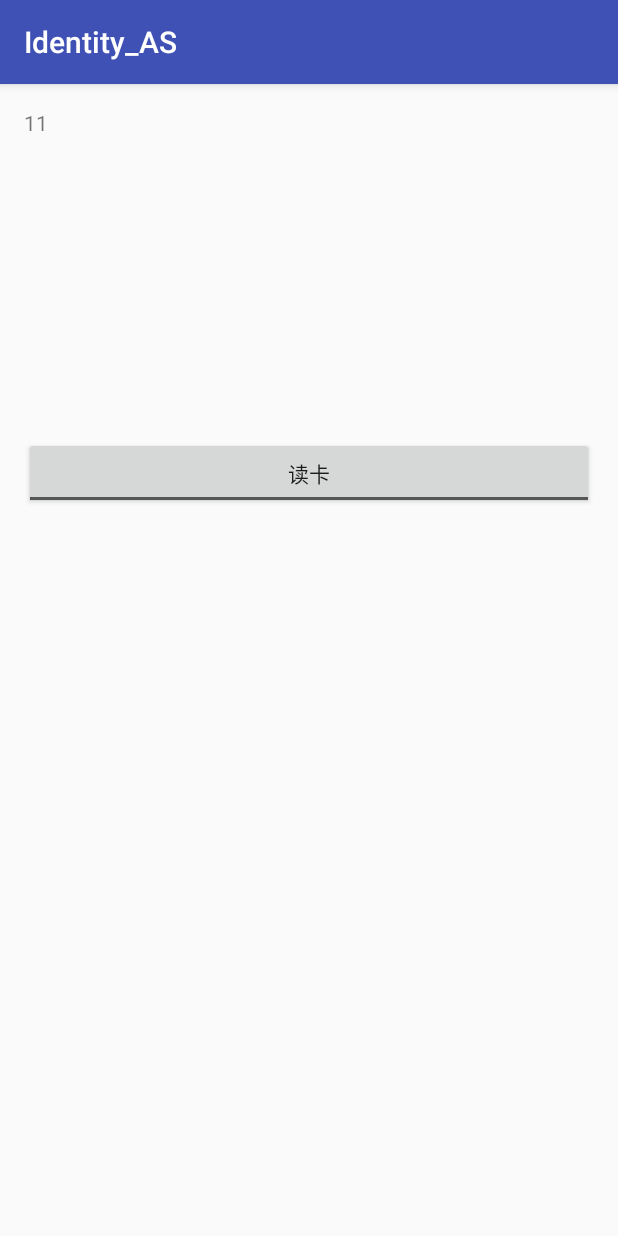
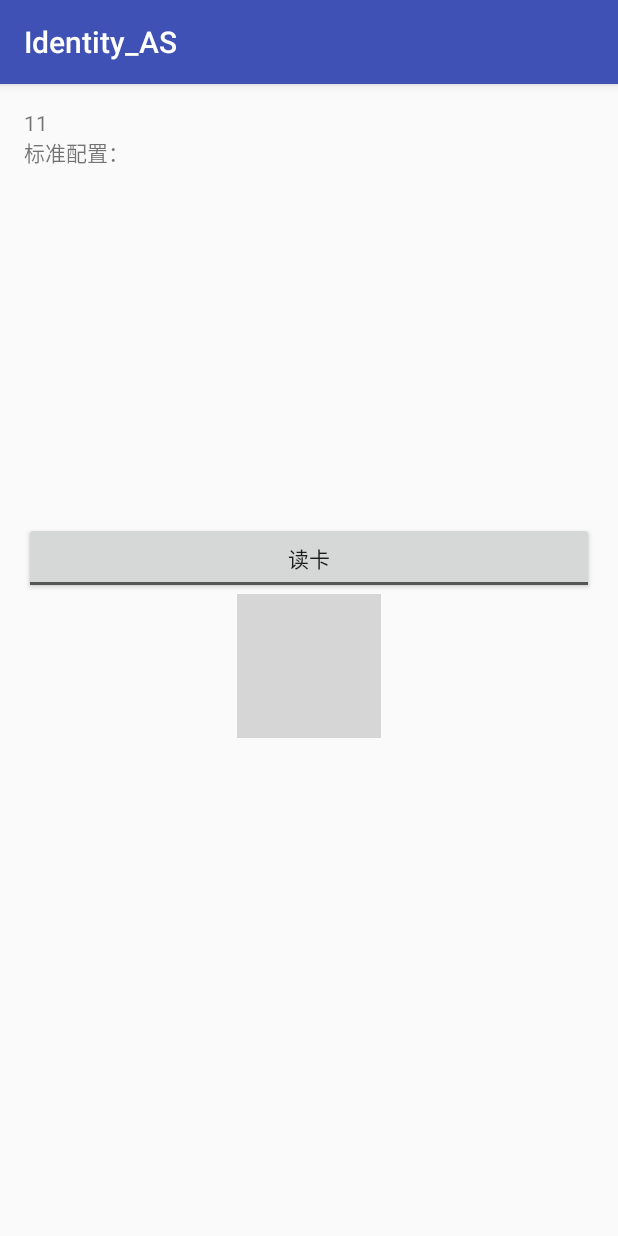
Before and after one commit to SpeedataApp/Identity_AS, an Android app: the screen it shows after launch (MainActivity), on a phone screen of 412 x 824 dp. Run offline under Robolectric (Android 15) with nearby library versions, the phone set to English and light mode, and no system bars; libraries missing offline, so code that uses them is left out: com.speedata.libid2, com.speedata.libutils; 7 statements that could not run were skipped; grey boxes are pictures that could not be loaded.

Commit message:
添加声音配置显示以及动画效果

```diff
--- a/app/build.gradle
+++ b/app/build.gradle
@@ -29,9 +29,8 @@ dependencies {
     })
     compile 'com.android.support:appcompat-v7:25.2.0'
     testCompile 'junit:junit:4.12'
-    compile 'com.speedata:libid2:2.4'
-    compile 'com.speedata:deivice:1.2'
+    compile 'com.speedata:libid2:2.4.2'
+    compile 'com.speedata:deivice:1.4.4'
 //    compile project(":libid2")
 //    compile project(":device")
-
 }
--- a/app/src/main/java/com/speedata/identity_as/MainActivity.java
+++ b/app/src/main/java/com/speedata/identity_as/MainActivity.java
@@ -21,8 +21,11 @@ import com.speedata.libid2.IDInfor;
 import com.speedata.libid2.IDManager;
 import com.speedata.libid2.IDReadCallBack;
 import com.speedata.libid2.IID2Service;
+import com.speedata.libutils.ConfigUtils;
+import com.speedata.libutils.ReadBean;
 
 import java.io.IOException;
+import java.util.List;
 
 public class MainActivity extends AppCompatActivity {
     private TextView tvIDInfor;
@@ -39,14 +42,34 @@ public class MainActivity extends AppCompatActivity {
     @Override
     protected void onCreate(Bundle savedInstanceState) {
         super.onCreate(savedInstanceState);
-
+        PlaySoundUtils.initSoundPool(this);
         initUI();
         initID();
+        boolean isExit = ConfigUtils.isConfigFileExists();
+        if (isExit)
+            tvConfig.setText("定制配置：\n");
+        else
+            tvConfig.setText("标准配置：\n");
+        ReadBean.Id2Bean pasm = ConfigUtils.readConfig(this).getId2();
+        String gpio = "";
+        List<Integer> gpio1 = pasm.getGpio();
+        for (Integer s : gpio1) {
+            gpio += s + ",";
+        }
+        tvConfig.append("串口:" + pasm.getSerialPort() + "  波特率：" + pasm.getBraut() + " 上电类型:" +
+                pasm.getPowerType() + " GPIO:" + gpio);
     }
 
 
+    private TextView tvConfig;
+    private ImageView imageView;
+    private TextView tvTime;
+
     private void initUI() {
         setContentView(R.layout.activity_main);
+        tvTime = (TextView) findViewById(R.id.tv_time);
+        imageView = (ImageView) findViewById(R.id.img_logo);
+        tvConfig = (TextView) findViewById(R.id.tv_config);
         tvMsg = (TextView) findViewById(R.id.tv_msg);
         tvIDInfor = (TextView) findViewById(R.id.tv_idinfor);
         imgPic = (ImageView) findViewById(R.id.img_pic);
@@ -55,6 +78,11 @@ public class MainActivity extends AppCompatActivity {
             @Override
             public void onCheckedChanged(CompoundButton compoundButton, boolean b) {
                 iid2Service.getIDInfor(false, b);
+                if(b){
+                    MyAnimation.showLogoAnimation(MainActivity.this,imageView);
+                }else{
+                    imageView.clearAnimation();
+                }
             }
         });
 
@@ -111,13 +139,18 @@ public class MainActivity extends AppCompatActivity {
         @Override
         public void handleMessage(Message msg) {
             super.handleMessage(msg);
-            Log.d("Reginer", "time is: " + (System.currentTimeMillis() - startTime));
+            long left_time = System.currentTimeMillis() - startTime;
+            Log.d("Reginer", "time is: " + left_time);
             startTime = System.currentTimeMillis();
             iid2Service.getIDInfor(false, btnGet.isChecked());
 //            clearUI();
             IDInfor idInfor1 = (IDInfor) msg.obj;
 
+//            showToast("ok");
             if (idInfor1.isSuccess()) {
+                Log.d("Reginer", "read success time is: " + left_time);
+                PlaySoundUtils.play(1,1);
+                tvTime.setText("耗时："+left_time+"ms");
                 tvIDInfor.setText("姓名:" + idInfor1.getName() + "\n身份证号：" + idInfor1.getNum()
                         + "\n性别：" + idInfor1.getSex()
                         + "\n民族：" + idInfor1.getNation() + "\n住址:"
--- a/app/src/main/res/layout/activity_main.xml
+++ b/app/src/main/res/layout/activity_main.xml
@@ -24,6 +24,12 @@
         android:layout_width="fill_parent"
         android:layout_height="wrap_content"
         android:text="11"/>
+
+    <TextView
+        android:id="@+id/tv_config"
+        android:layout_width="fill_parent"
+        android:layout_height="wrap_content"
+        />
 
     <LinearLayout
         android:layout_width="fill_parent"
@@ -96,6 +102,12 @@
 
     </LinearLayout>
 
+    <TextView
+        android:id="@+id/tv_time"
+        android:layout_width="fill_parent"
+        android:layout_height="wrap_content"
+        />
+
     <ToggleButton
         android:id="@+id/btn_get"
         android:layout_width="fill_parent"
@@ -104,5 +116,12 @@
         android:textOff="读卡"
         android:textOn="停止"/>
 
+    <ImageView
+        android:id="@+id/img_logo"
+        android:layout_width="wrap_content"
+        android:layout_height="wrap_content"
+        android:layout_gravity="center"
+        android:src="@drawable/icon_logo"/>
+
 
 </LinearLayout>
```
Also changed, not shown: app/src/main/java/com/speedata/identity_as/MyAnimation.java (added, +20 -0 lines), 1 other file.
